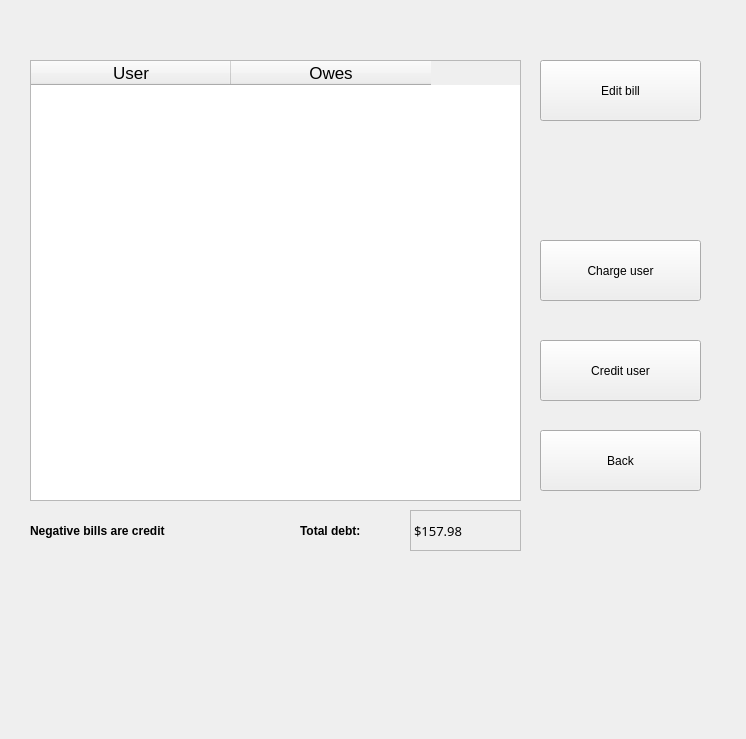
Above: edit_bill_table.ui from renderedSafe/Geedunk2 before the change. Below: the same form after it.
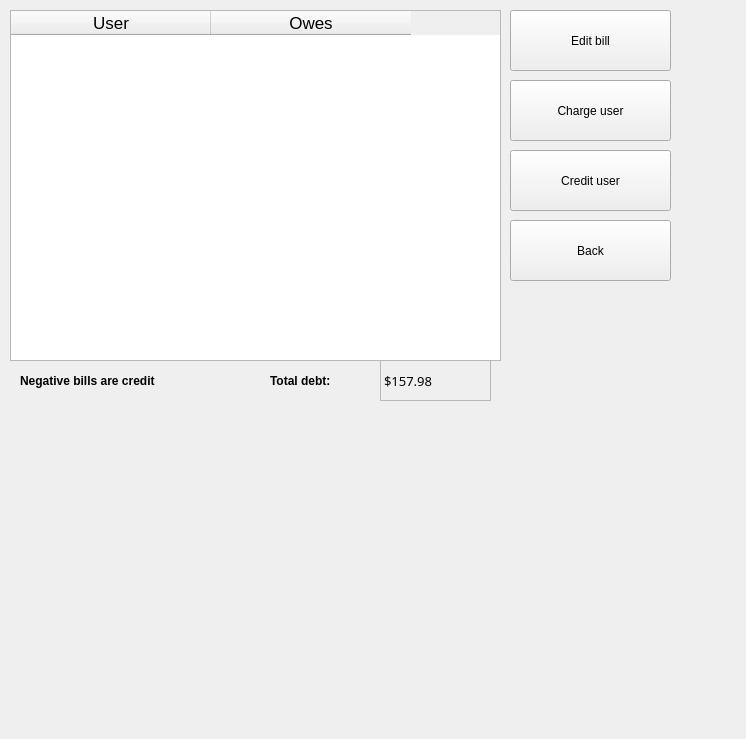
That is the form after the change.

```diff
--- a/edit_bill_table.ui
+++ b/edit_bill_table.ui
@@ -16,10 +16,10 @@
   <widget class="QTableWidget" name="tableWidget">
    <property name="geometry">
     <rect>
-     <x>30</x>
-     <y>60</y>
+     <x>10</x>
+     <y>10</y>
      <width>491</width>
-     <height>441</height>
+     <height>351</height>
     </rect>
    </property>
    <property name="font">
@@ -74,8 +74,8 @@
   <widget class="QPushButton" name="pushButton_edit">
    <property name="geometry">
     <rect>
-     <x>540</x>
-     <y>60</y>
+     <x>510</x>
+     <y>10</y>
      <width>161</width>
      <height>61</height>
     </rect>
@@ -87,8 +87,8 @@
   <widget class="QPushButton" name="pushButton_back">
    <property name="geometry">
     <rect>
-     <x>540</x>
-     <y>430</y>
+     <x>510</x>
+     <y>220</y>
      <width>161</width>
      <height>61</height>
     </rect>
@@ -100,8 +100,8 @@
   <widget class="QPushButton" name="pushButton_charge">
    <property name="geometry">
     <rect>
-     <x>540</x>
-     <y>240</y>
+     <x>510</x>
+     <y>80</y>
      <width>161</width>
      <height>61</height>
     </rect>
@@ -113,8 +113,8 @@
   <widget class="QPushButton" name="pushButton_credit">
    <property name="geometry">
     <rect>
-     <x>540</x>
-     <y>340</y>
+     <x>510</x>
+     <y>150</y>
      <width>161</width>
      <height>61</height>
     </rect>
@@ -126,8 +126,8 @@
   <widget class="QLabel" name="label">
    <property name="geometry">
     <rect>
-     <x>30</x>
-     <y>500</y>
+     <x>20</x>
+     <y>350</y>
      <width>241</width>
      <height>61</height>
     </rect>
@@ -148,8 +148,8 @@
   <widget class="QLabel" name="label_2">
    <property name="geometry">
     <rect>
-     <x>300</x>
-     <y>500</y>
+     <x>270</x>
+     <y>350</y>
      <width>111</width>
      <height>61</height>
     </rect>
@@ -170,8 +170,8 @@
   <widget class="QLabel" name="label_debt">
    <property name="geometry">
     <rect>
-     <x>410</x>
-     <y>510</y>
+     <x>380</x>
+     <y>360</y>
      <width>111</width>
      <height>41</height>
     </rect>
```
